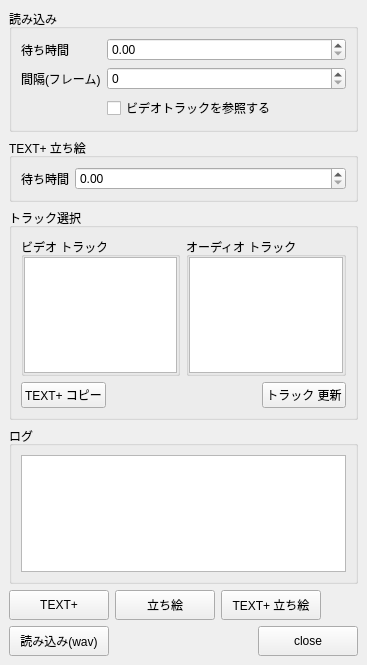
Before: the Qt Designer form app/resolve/Python/rs_resolve/tool/voice_bin_assistant/voice_bin_assistant.ui in nakano000/Resolve_Script, drawn with Qt 5.
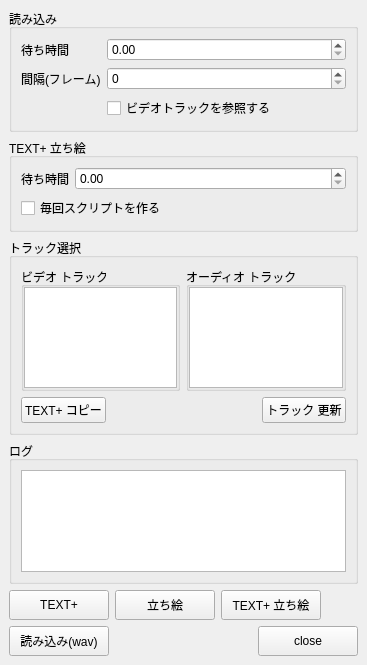
After: the same form once the commit is applied. Custom widgets are drawn as their Qt base class.

Commit message: スクリプトを毎回作り直す設定追加

What changed in the file:
```diff
--- a/app/resolve/Python/rs_resolve/tool/voice_bin_assistant/voice_bin_assistant.ui
+++ b/app/resolve/Python/rs_resolve/tool/voice_bin_assistant/voice_bin_assistant.ui
@@ -71,6 +71,13 @@
          </item>
         </layout>
        </item>
+       <item>
+        <widget class="QCheckBox" name="rebuildCheckBox">
+         <property name="text">
+          <string>毎回スクリプトを作る</string>
+         </property>
+        </widget>
+       </item>
       </layout>
      </widget>
     </item>
```
The commit also changes 3 other files.
